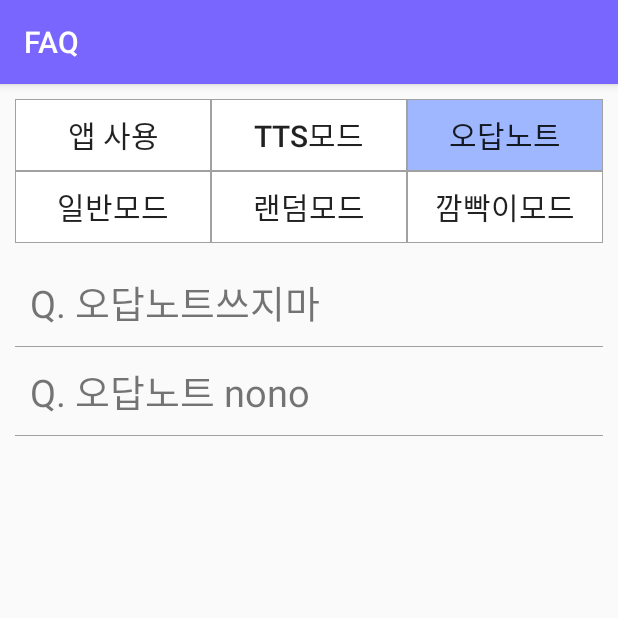
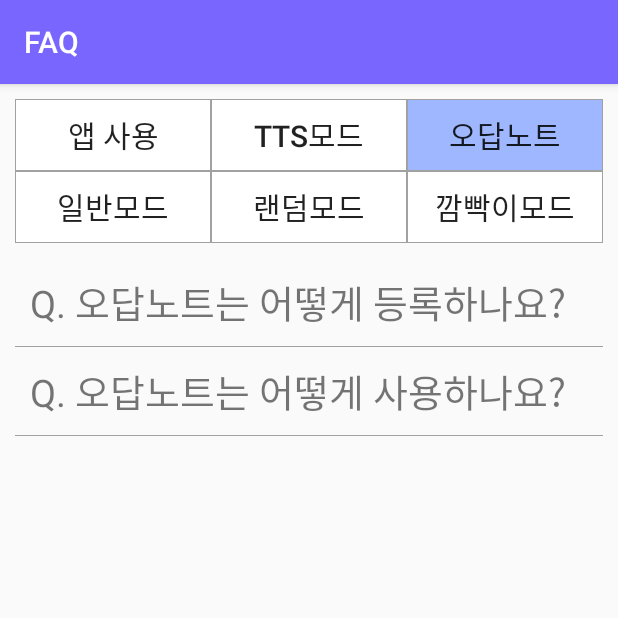
Before and after one commit to yunjaena/A-plus-maker, an Android app: the FaqActivity screen opened directly, with no data from a screen before it, after a tap on "오답노트", on a phone screen of 412 x 824 dp, the top half of it. Run offline under Robolectric (Android 15) with nearby library versions, the phone set to English and light mode, and no system bars; 2 other taps on this screen came first.

Commit message:
Add f and q  question
Add f and q  question

```diff
--- a/aplusmaker/app/src/main/java/com/koreatech/a_plus_maker/FaqActivity.java
+++ b/aplusmaker/app/src/main/java/com/koreatech/a_plus_maker/FaqActivity.java
@@ -27,37 +27,38 @@ public class FaqActivity extends ActivityBase {
     protected void onCreate(Bundle savedInstanceState) {
         super.onCreate(savedInstanceState);
         setContentView(R.layout.activity_faq);
-        ClickButton = (Button) findViewById(R.id.btn_ask);
-        mRecyclerView = (RecyclerView) findViewById(R.id.recyclerview);
+        ClickButton = findViewById(R.id.btn_ask);
+        mRecyclerView = findViewById(R.id.recyclerview);
         mLayoutManager = new LinearLayoutManager(this);
         mLayoutManager.setOrientation(LinearLayoutManager.VERTICAL);
         // ArrayList 에 FandQItem 객체(데이터) 넣기
-        appUsageFaq = new ArrayList();
-        ttsModeFaq = new ArrayList();
-        wrongAnswerNoteFaq = new ArrayList();
-        generalModeFaq = new ArrayList();
-        randomModeFaq = new ArrayList();
-        gamBBackFaq = new ArrayList();
+        appUsageFaq = new ArrayList<>();
+        ttsModeFaq = new ArrayList<>();
+        wrongAnswerNoteFaq = new ArrayList<>();
+        generalModeFaq = new ArrayList<>();
+        randomModeFaq = new ArrayList<>();
+        gamBBackFaq = new ArrayList<>();
 
         appUsageFaq.add(new FandQItem("Q. 어떤 방식으로 학습이 진행되나요?", "A. 원하는 학습내용을 텍스트파일에 작성하여 휴대폰 기기에 저장합니다. 그리고 해당 파일을 앱으로 Load한 뒤 모드를 선택하면 학습이 진행됩니다. 각 모드별로 파일 텍스트를 작성하는 규칙들이 있고 이에 대한 내용은 각 모드 별 FAQ에 설명되어있습니다."));
         appUsageFaq.add(new FandQItem("Q. 텍스트 파일을 저장할 때 주의할 점이 있나요?", "A. 항상 파일 확장자는 \".txt\"이여야만 하고 다른 파일 형식은 불러올 수 없습니다.  또 모드 각각의 규칙에 맞게 텍스트 파일을 작성해야 원하는 학습이 가능합니다."));
         ttsModeFaq.add(new FandQItem("Q. tts모드는 어떤 모드이죠?", "A. 음성을 활용한 학습모드입니다. 텍스트를 작성하면 그 파일을 기계가 읽어줍니다. "));
         ttsModeFaq.add(new FandQItem("Q. 텍스트 파일을 작성하는 규칙이 있나요?", "A. 저장한 텍스트 파일 내용을 모두 읽어주기 때문에 따로 작성방법은 없습니다."));
-        wrongAnswerNoteFaq.add(new FandQItem("Q. 오답노트쓰지마", "오답노트쓰지마 답변"));
-        wrongAnswerNoteFaq.add(new FandQItem("Q. 오답노트 nono", "오답노트 nono 답변"));
         generalModeFaq.add(new FandQItem("Q. 1단계, 2단계, 3단계가 각각 어떻게 다르죠?", "A. 1단계는 초기에 학습을 위해 '{'와 '[' 괄호만을 없앤 단계입니다. 2단계는 '{'는 모두 없애고 '[' 괄호안에 텍스트만을 빈칸처리 한 단계입니다. 마지막으로 3단계는 '{' 안에 내용을 제외하고 모두 빈칸 처리하는 단계입니다."));
         generalModeFaq.add(new FandQItem("Q. 텍스트 파일을 작성하는 규칙이 있나요?", "A. 핵심단어나 외워야 할 필요가 있다고 생각하는 단어 양옆으로 '[' ']'를 적어주면 2단계에서 안쪽을 빈칸처리해줍니다. 또 단어가 아닌 문장 전체를 빈칸 처리 하고 싶으면 '{' 괄호를 이용하면됩니다. '{'괄호 안쪽을 제외한 나머지부분을 빈칸 처리 해줍니다. "));
-        randomModeFaq.add(new FandQItem("Q. 랜덤모드니까막해", "랜덤모드니까막해 답변"));
-        randomModeFaq.add(new FandQItem("Q. 랜덤모드가어렵나", "랜덤모드가어렵나 답변"));
-        gamBBackFaq.add(new FandQItem("Q. 깜빡이는어려울만해", "깜빡이는어려울만해 답변"));
-        gamBBackFaq.add(new FandQItem("Q. 깜빡깜빡1", "깜빡깜빡1 답변"));
-        gamBBackFaq.add(new FandQItem("Q. 깜빡깜빡2", "깜빡깜빡2 답변"));
-        gamBBackFaq.add(new FandQItem("Q. 깜빡깜빡3", "깜빡깜빡3 답변"));
-        gamBBackFaq.add(new FandQItem("Q. 깜빡깜빡4", "깜빡깜빡4 답변"));
-        gamBBackFaq.add(new FandQItem("Q. 깜빡깜빡5", "깜빡깜빡5 답변"));
-        gamBBackFaq.add(new FandQItem("Q. 깜빡깜빡6", "깜빡깜빡6 답변"));
-        gamBBackFaq.add(new FandQItem("Q. 깜빡깜빡7", "깜빡깜빡7 답변"));
-        gamBBackFaq.add(new FandQItem("Q. 깜빡깜빡8", "깜빡깜빡8 답변"));
+        wrongAnswerNoteFaq.add(new FandQItem("Q. 오답노트는 어떻게 등록하나요?",
+                "A. 학습하기에서 학습을 할 때 복습하고 싶으면 우측 상단의 북마크를 눌러 해당 학습 파일이 오답노트에 등록합니다."));
+        wrongAnswerNoteFaq.add(new FandQItem("Q. 오답노트는 어떻게 사용하나요?",
+                "A. 메인메뉴에서 오답노트 아이콘을 눌러 오답노트 화면으로 전환한 후, 리스트에서 복습하고 싶은 파일명 옆의 복습 버튼을 누르면 해당 학습파일이 바로 불러와진 학습하기 화면으로 전환됩니다."));
+        randomModeFaq.add(new FandQItem("Q. 랜덤모드가 뭔가요?",
+                "A. 일반학습모드와 같이 학습파일에서 빈 칸을 뚫어주는 학습모드로, 순차적이고 단계적으로 빈 칸을 뚫어주는 것이 아닌 확률적으로 정해진 부분을 뚫어줍니다."));
+        randomModeFaq.add(new FandQItem("Q. 랜덤모드에서 Level이란 무엇인가요?",
+                "A. 화면에 보여지는 단계를 말하는 것으로 1단계는 모든 칸이 채워진 학습파일을 보여주고, 2단계는 정해진 부분의 40%, 3단계는 60%를 빈칸으로 뚫습니다."));
+        gamBBackFaq.add(new FandQItem("Q. 깜빡이모드가 뭔가요?",
+                "A. 기존의 영단어 깜빡이학습장의 학습원리를 바탕으로 한 학습모드로, 학습하고 내용을 양식에 맞게 작성하고 학습을 시작하게 되면 학습 내용이 구분자로 나뉘어 단어와 뜻을 2초 간격으로 깜빡이며 보여줍니다."));
+        gamBBackFaq.add(new FandQItem("Q. 깜빡이모드 학습파일 양식이 어떻게 되나요?", "" +
+                "A. 깜빡이모드의 경우 단어들과 거기에 맞는 짧은 설명을 연속해서 보여주므로 단어와 설명 사이의 구분자는 '/' 만을 사용합니다.\n" +
+                "ex) 폭포수 모델/순차적인 소프트웨어 개발 프로세스/has-a/다른 객체를 받아들여 그 객체의 기능을 사용하는 관계/..."));
+        ;
 
 
         // LinearLayout으로 설정
--- a/aplusmaker/app/src/main/res/layout/activity_splash.xml
+++ b/aplusmaker/app/src/main/res/layout/activity_splash.xml
@@ -13,10 +13,10 @@
         android:src="@drawable/ic_a_plus"
         app:layout_constraintBottom_toBottomOf="parent"
         app:layout_constraintEnd_toEndOf="parent"
-        app:layout_constraintHorizontal_bias="0.5"
+        app:layout_constraintHorizontal_bias="0.5 "
         app:layout_constraintStart_toStartOf="parent"
         app:layout_constraintTop_toTopOf="parent"
-        app:layout_constraintVertical_bias="0.5" />
+        app:layout_constraintVertical_bias="0.45" />
 
     <TextView
         android:id="@+id/splash_textview"
```
